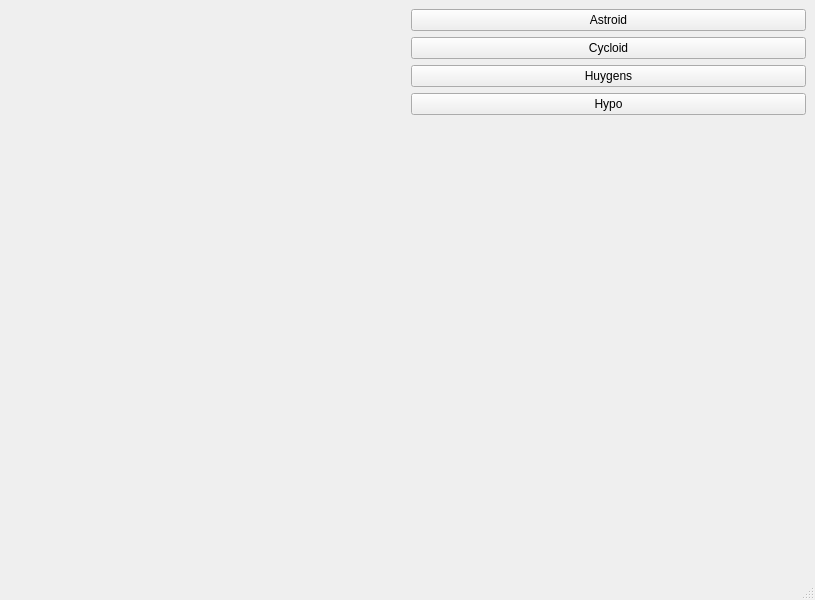
KevinDyke/QtCurvesCpp, file mainwindow.ui: the form before one commit.
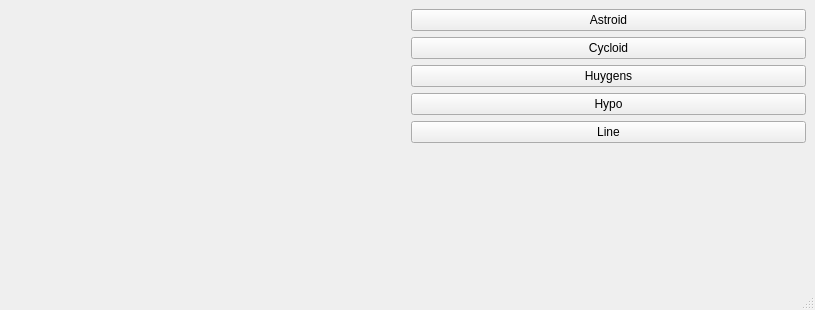
The form after the commit. Custom widgets are drawn as their Qt base class.

Commit message: Added Line option.

Diff of the .ui file:
```diff
--- a/mainwindow.ui
+++ b/mainwindow.ui
@@ -7,7 +7,7 @@
     <x>0</x>
     <y>0</y>
     <width>815</width>
-    <height>600</height>
+    <height>310</height>
    </rect>
   </property>
   <property name="windowTitle">
@@ -50,6 +50,13 @@
           </property>
          </widget>
         </item>
+        <item>
+         <widget class="QPushButton" name="btnLine">
+          <property name="text">
+           <string>Line</string>
+          </property>
+         </widget>
+        </item>
         <item>
          <spacer name="verticalSpacer">
           <property name="orientation">
```
The commit also changes 4 other files.
